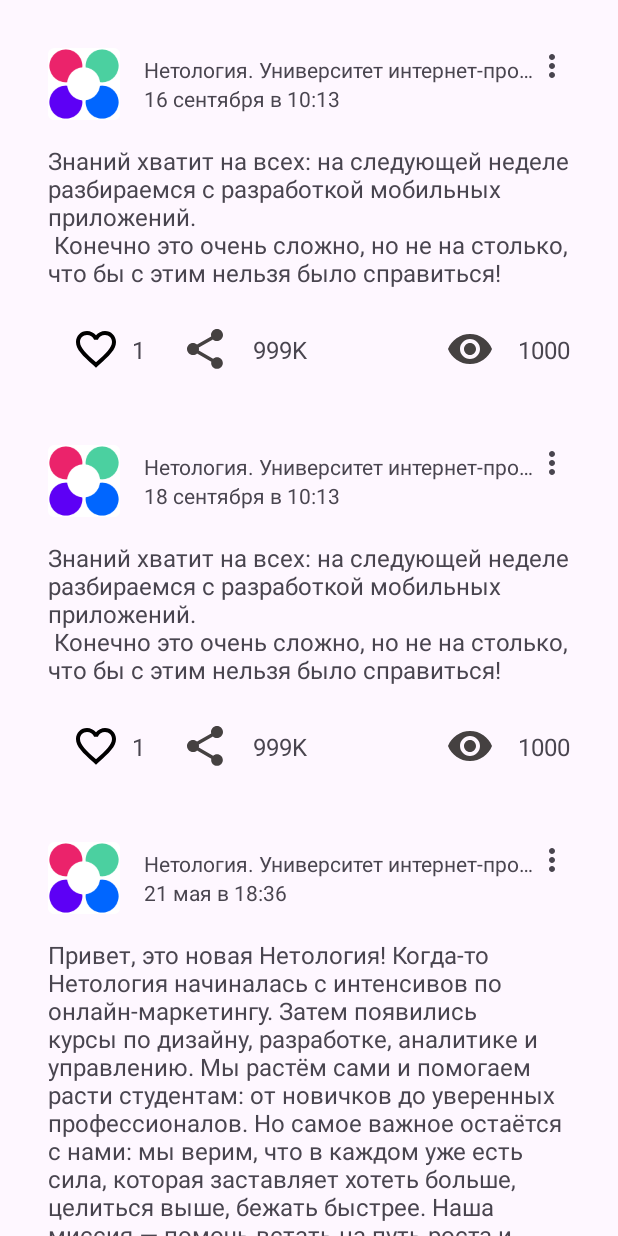
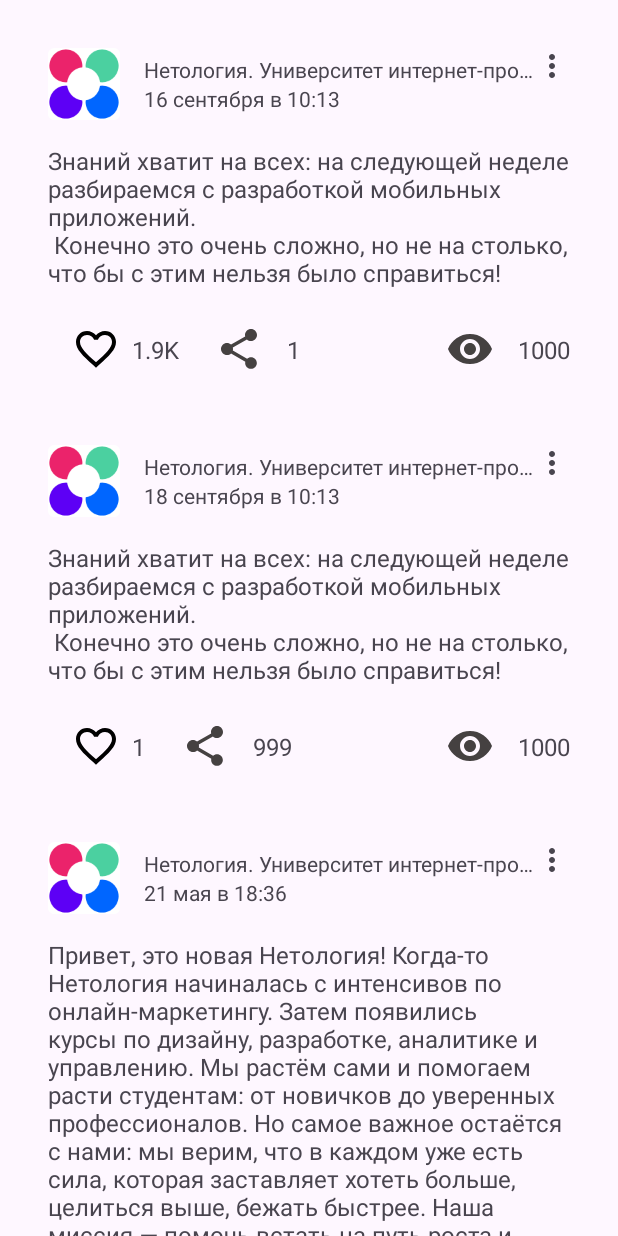
Before and after one commit to xxxx90/Nmedia, an Android app: the screen it shows after launch (MainActivity), on a phone screen of 412 x 824 dp. Run offline under Robolectric (Android 15) with nearby library versions, the phone set to English and light mode, and no system bars.

Commit message:
Task1.6_2

```diff
--- a/app/src/main/java/ru/netology/nmedia/MainActivity.kt
+++ b/app/src/main/java/ru/netology/nmedia/MainActivity.kt
@@ -2,12 +2,11 @@ package ru.netology.nmedia
 
 import androidx.appcompat.app.AppCompatActivity
 import android.os.Bundle
-import android.view.ViewGroup
-import android.widget.ImageView
 import ru.netology.nmedia.databinding.ActivityMainBinding
 import ru.netology.nmedia.dto.Post
 import ru.netology.nmedia.viewmodel.PostViewModel
 import androidx.activity.viewModels
+import ru.netology.nmedia.adapter.PostsAdapter
 import ru.netology.nmedia.databinding.CardPostBinding
 
 class MainActivity : AppCompatActivity() {
@@ -17,56 +16,15 @@ class MainActivity : AppCompatActivity() {
         setContentView(binding.root)
 
         val viewModel: PostViewModel by viewModels()
-        viewModel.data.observe(this) { posts ->
-            binding.container?.removeAllViews()
+        val adapter = PostsAdapter {
 
-            posts.onEach { post ->
+            viewModel.likeById(it.id)
 
-                CardPostBinding.inflate(layoutInflater,  binding.container, true).apply {
-
-                    author.text = post.author
-                    published.text = post.published
-                    content.text = post.content
-                    textLikes.text = transform(post.likes)
-                    textViewShare.text = transform(post.share)
-
-                    like.setImageResource(
-                        if (post.likedByMe) R.drawable.baseline_favorite_red else R.drawable.outline_favorite_border_24
-                    )
-                    textLikes.text = post.likes.toString()
-
-                }
-                binding.like?.setOnClickListener {
-                    viewModel.likeById(post.id)
-                }
-//                binding.imageShare?.setOnClickListener {
-//                    viewModel.share()
-//                }
-            }
 
         }
-    }
-
-
-    fun transform(number: Int): String {
-        var x = number.toString()
-        if (number > 999) {
-            x = String.format((number / 1000).toString() + "K")
+        viewModel.data.observe(this) { posts ->
+          adapter.submitList(posts)
         }
-        if (number > 1099) {
-            x = String.format("%1.1fK", (number / 100).toDouble() / 10)
-        }
-        if (number > 9999) {
-            x = String.format((number / 1000).toString() + "K")
-        }
-        if (number > 999999) {
-            x = String.format((number / 1000000).toString() + "М")
-        }
-
-        if (number > 1099999) {
-            x = String.format("%1.1fM", number.toDouble() / 1000000)
-        }
-
-        return x;
+binding.root.adapter = adapter
     }
 }
--- /dev/null
+++ b/app/src/main/java/ru/netology/nmedia/adapter/PostsAdapter.kt
@@ -0,0 +1,84 @@
+package ru.netology.nmedia.adapter
+
+import android.view.LayoutInflater
+import android.view.ViewGroup
+import androidx.recyclerview.widget.DiffUtil
+import androidx.recyclerview.widget.ListAdapter
+import androidx.recyclerview.widget.RecyclerView
+import ru.netology.nmedia.R
+import ru.netology.nmedia.databinding.CardPostBinding
+import ru.netology.nmedia.dto.Post
+
+typealias onClickListener = (Post) -> Unit
+
+class PostsAdapter(private val onClick: onClickListener) :
+    ListAdapter<Post, PostViewHolder>(PostDiffCallback) {
+
+    override fun onCreateViewHolder(parent: ViewGroup, viewType: Int): PostViewHolder {
+        val view = CardPostBinding.inflate(LayoutInflater.from(parent.context), parent, false)
+        return PostViewHolder(view, onClick, )
+    }
+
+    override fun onBindViewHolder(holder: PostViewHolder, position: Int) {
+        holder.bind(getItem(position))
+    }
+}
+
+class PostViewHolder(private val binding: CardPostBinding, private val onClick: onClickListener) :
+    RecyclerView.ViewHolder(binding.root) {
+    fun bind(post: Post) {
+        with(binding) {
+            author.text = post.author
+            published.text = post.published
+            content.text = post.content
+            textLikes.text = transform(post.likes)
+            textViewShare.text = transform(post.share)
+
+            like.setImageResource(
+                if (post.likedByMe) R.drawable.baseline_favorite_red else R.drawable.outline_favorite_border_24
+            )
+            textLikes.text = transform(post.likes)
+            textViewShare.text = transform(post.share)
+            like.setOnClickListener {
+                onClick(post)
+            }
+            imageShare.setOnClickListener {
+                onClick(post)
+
+
+            }
+        }
+    }
+
+
+}
+
+object PostDiffCallback : DiffUtil.ItemCallback<Post>() {
+    override fun areItemsTheSame(oldItem: Post, newItem: Post): Boolean = oldItem.id == newItem.id
+
+    override fun areContentsTheSame(oldItem: Post, newItem: Post) = oldItem == newItem
+
+
+}
+
+fun transform(number: Int): String {
+    var x = number.toString()
+    if (number > 999) {
+        x = String.format((number / 1000).toString() + "K")
+    }
+    if (number > 1099) {
+        x = String.format("%1.1fK", (number / 100).toDouble() / 10)
+    }
+    if (number > 9999) {
+        x = String.format((number / 1000).toString() + "K")
+    }
+    if (number > 999999) {
+        x = String.format((number / 1000000).toString() + "М")
+    }
+
+    if (number > 1099999) {
+        x = String.format("%1.1fM", number.toDouble() / 1000000)
+    }
+
+    return x;
+}
--- a/app/src/main/java/ru/netology/nmedia/repository/PostRepository.kt
+++ b/app/src/main/java/ru/netology/nmedia/repository/PostRepository.kt
@@ -6,5 +6,5 @@ import ru.netology.nmedia.dto.Post
 interface PostRepository {
     fun getAll(): LiveData<List<Post>>
     fun likeById(id: Long)
-    fun share()
+    fun share(id: Long)
 }
--- a/app/src/main/java/ru/netology/nmedia/repository/PostRepositoryInMemoryImpl.kt
+++ b/app/src/main/java/ru/netology/nmedia/repository/PostRepositoryInMemoryImpl.kt
@@ -11,8 +11,9 @@ class PostRepositoryInMemoryImpl : PostRepository {
             author = "Нетология. Университет интернет-профессий будущего",
             content = "Знаний хватит на всех: на следующей неделе разбираемся с разработкой мобильных приложений. \n Конечно это очень сложно, но не на столько, что бы с этим нельзя было справиться!",
             published = "16 сентября в 10:13",
-            likes = 1,
+            likes = 1999,
             likedByMe = false,
+            share = 1,
         ),
         Post(
             id = 2,
@@ -21,6 +22,7 @@ class PostRepositoryInMemoryImpl : PostRepository {
             published = "18 сентября в 10:13",
             likes = 1,
             likedByMe = false,
+            share = 999,
         ),
 
 
@@ -40,14 +42,16 @@ class PostRepositoryInMemoryImpl : PostRepository {
 
     override fun likeById(id: Long) {
         posts = posts.map {
-         if (it.id.toLong() != id) it else it.copy(likedByMe = !it.likedByMe, likes = if (it.likedByMe) it.likes-1 else it.likes+1)
+         if (it.id != id) it else it.copy(likedByMe = !it.likedByMe, likes = if (it.likedByMe) it.likes-1 else it.likes+1)
         }
         data.value = posts
     }
 
 
-    override fun share() {
-      //  posts = posts.copy(share = posts.share + 1)
+    override fun share(id: Long) {
+        posts = posts.map {
+            (if (it.id!=id) it else {it.copy(share= it.share+1)})
+        }
         data.value = posts
     }
 }
--- a/app/src/main/java/ru/netology/nmedia/viewmodel/PostViewModel.kt
+++ b/app/src/main/java/ru/netology/nmedia/viewmodel/PostViewModel.kt
@@ -11,5 +11,5 @@ class PostViewModel : ViewModel() {
     fun likeById(id:Long) = repository.likeById(id)
   //  fun like() = repository.like()
 
-    fun share() = repository.share()
+    fun share(id: Long) = repository.share(id)
 }
--- a/app/src/main/res/layout-land/activity_main.xml
+++ /dev/null
@@ -1,150 +0,0 @@
-<?xml version="1.0" encoding="utf-8"?>
-<androidx.constraintlayout.widget.ConstraintLayout xmlns:android="http://schemas.android.com/apk/res/android"
-    xmlns:app="http://schemas.android.com/apk/res-auto"
-    xmlns:tools="http://schemas.android.com/tools"
-    android:layout_width="match_parent"
-    android:layout_height="match_parent"
-    tools:context=".MainActivity">
-
-    <TextView
-        android:id="@+id/author"
-        android:layout_width="0dp"
-        android:layout_height="wrap_content"
-        android:ellipsize="end"
-        android:maxLines="1"
-        android:paddingStart="@dimen/marg_16dp"
-        android:text="@string/autorNetology"
-        app:layout_constraintBottom_toTopOf="@+id/published"
-        app:layout_constraintEnd_toStartOf="@id/img_menu"
-        app:layout_constraintStart_toEndOf="@+id/avatar"
-        app:layout_constraintTop_toTopOf="@+id/avatar"
-        app:layout_constraintVertical_chainStyle="packed" />
-
-    <TextView
-        android:id="@+id/published"
-        android:layout_width="wrap_content"
-        android:layout_height="wrap_content"
-        android:layout_marginStart="@dimen/marg_16dp"
-        android:text="@string/date21may"
-        app:layout_constraintBottom_toBottomOf="@+id/avatar"
-        app:layout_constraintStart_toEndOf="@+id/avatar"
-        app:layout_constraintTop_toBottomOf="@id/author" />
-
-    <ImageView
-        android:id="@+id/avatar"
-        android:layout_width="@dimen/imgSize"
-        android:layout_height="@dimen/imgSize"
-        android:layout_marginStart="@dimen/marg_16dp"
-        android:layout_marginTop="@dimen/marg_16dp"
-        app:layout_constraintStart_toStartOf="parent"
-        app:layout_constraintTop_toTopOf="parent"
-        app:srcCompat="@mipmap/ic_launcher" />
-
-    <ImageButton
-        android:id="@+id/img_menu"
-        android:layout_width="wrap_content"
-        android:layout_height="wrap_content"
-        android:layout_marginEnd="@dimen/marg_16dp"
-        android:background="@android:color/transparent"
-        app:layout_constraintEnd_toEndOf="parent"
-        app:layout_constraintTop_toTopOf="@+id/avatar"
-        app:srcCompat="@drawable/ic_more_vert_24" />
-
-    <androidx.constraintlayout.widget.Barrier
-        android:id="@+id/barrier_up"
-        android:layout_width="wrap_content"
-        android:layout_height="wrap_content"
-        android:layout_marginTop="@dimen/marg_16dp"
-        app:barrierDirection="bottom"
-        app:constraint_referenced_ids="avatar,published,img_menu"
-        app:layout_constraintTop_toTopOf="parent" />
-
-    <TextView
-        android:id="@+id/content"
-        android:layout_width="0dp"
-        android:layout_height="wrap_content"
-        android:layout_marginStart="@dimen/marg_16dp"
-        android:layout_marginTop="@dimen/marg_16dp"
-        android:layout_marginEnd="@dimen/marg_16dp"
-        android:autoLink="web"
-        android:text="@string/txtNetology"
-        android:textSize="@dimen/sizeTxtNetogy"
-        app:layout_constraintEnd_toEndOf="parent"
-        app:layout_constraintStart_toStartOf="@id/barrier_up"
-        app:layout_constraintTop_toBottomOf="@+id/barrier_up" />
-
-    <androidx.constraintlayout.widget.Barrier
-        android:id="@+id/barrier2"
-        android:layout_width="wrap_content"
-        android:layout_height="wrap_content"
-        android:layout_marginTop="@dimen/marg_16dp"
-        app:barrierDirection="bottom"
-        app:constraint_referenced_ids="content"
-
-        app:layout_constraintTop_toTopOf="parent" />
-
-    <ImageView
-        android:id="@+id/like"
-        android:layout_width="@dimen/img2Dimension"
-        android:layout_height="@dimen/img2Dimension"
-        android:layout_marginStart="32dp"
-        android:layout_marginTop="24dp"
-        app:layout_constraintStart_toStartOf="parent"
-        app:layout_constraintTop_toBottomOf="@+id/content"
-        app:srcCompat="@drawable/outline_favorite_border_24" />
-
-    <TextView
-        android:id="@+id/text_likes"
-        android:layout_width="wrap_content"
-        android:layout_height="wrap_content"
-        android:layout_marginStart="8dp"
-        android:text="10"
-        android:textSize="@dimen/sizeTxtNetogy"
-        app:layout_constraintBottom_toBottomOf="@+id/like"
-        app:layout_constraintStart_toEndOf="@+id/like"
-        app:layout_constraintTop_toTopOf="@+id/like" />
-
-    <ImageView
-        android:id="@+id/image_share"
-        android:layout_width="@dimen/img2Dimension"
-        android:layout_height="@dimen/img2Dimension"
-        android:layout_marginStart="24dp"
-        app:layout_constraintBottom_toBottomOf="@+id/like"
-        app:layout_constraintStart_toEndOf="@+id/text_likes"
-        app:layout_constraintTop_toTopOf="@+id/like"
-        app:srcCompat="@drawable/baseline_share_24" />
-
-    <TextView
-        android:id="@+id/textView_share"
-        android:layout_width="wrap_content"
-        android:layout_height="wrap_content"
-        android:layout_marginStart="16dp"
-        android:text="5"
-        android:textSize="@dimen/sizeTxtNetogy"
-        app:layout_constraintBottom_toBottomOf="@+id/image_share"
-        app:layout_constraintStart_toEndOf="@+id/image_share"
-        app:layout_constraintTop_toTopOf="@+id/image_share" />
-
-    <ImageView
-        android:id="@+id/image_eye"
-        android:layout_width="@dimen/img2Dimension"
-        android:layout_height="@dimen/img2Dimension"
-        android:layout_marginEnd="16dp"
-        app:layout_constraintBottom_toBottomOf="@+id/text_eye"
-        app:layout_constraintEnd_toStartOf="@+id/text_eye"
-        app:layout_constraintTop_toTopOf="@+id/text_eye"
-        app:srcCompat="@drawable/baseline_remove_red_eye_24" />
-
-    <TextView
-        android:id="@+id/text_eye"
-        android:layout_width="wrap_content"
-        android:layout_height="wrap_content"
-        android:layout_marginEnd="@dimen/marg_16dp"
-        android:text="1000"
-        android:textSize="@dimen/sizeTxtNetogy"
-        app:layout_constraintBottom_toBottomOf="@+id/like"
-        app:layout_constraintEnd_toEndOf="parent"
-        app:layout_constraintTop_toTopOf="@+id/like" />
-
-
-</androidx.constraintlayout.widget.ConstraintLayout>
--- a/app/src/main/res/layout/activity_main.xml
+++ b/app/src/main/res/layout/activity_main.xml
@@ -1,18 +1,10 @@
 <?xml version="1.0" encoding="utf-8"?>
-<ScrollView xmlns:android="http://schemas.android.com/apk/res/android"
-    xmlns:app="http://schemas.android.com/apk/res-auto"
+<androidx.recyclerview.widget.RecyclerView xmlns:android="http://schemas.android.com/apk/res/android"
+
     xmlns:tools="http://schemas.android.com/tools"
     android:layout_width="match_parent"
     android:layout_height="match_parent"
-    tools:context=".MainActivity">
-
-<LinearLayout
-    android:id="@+id/container"
-    android:orientation="vertical"
-    android:layout_width="match_parent"
-    android:layout_height="wrap_content">
-
-
-</LinearLayout>
-
-</ScrollView>
+    tools:listitem="@layout/card_post"
+    xmlns:app="http://schemas.android.com/apk/res-auto"
+    app:layoutManager="androidx.recyclerview.widget.LinearLayoutManager"
+    tools:context=".MainActivity"/>
```
